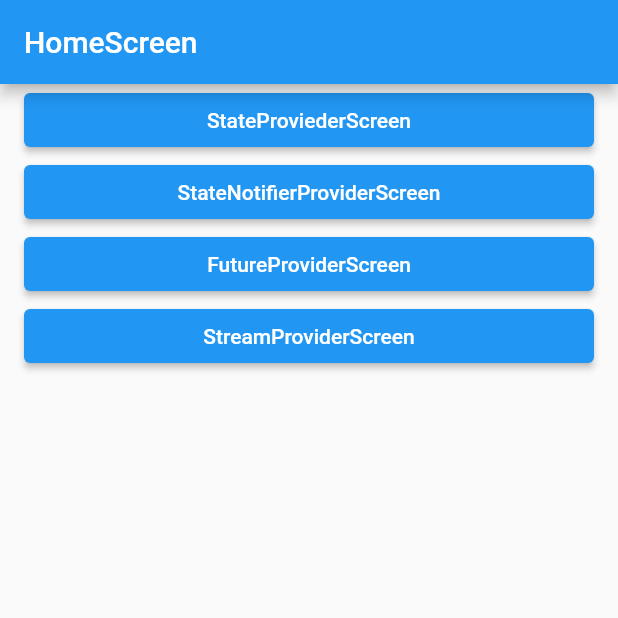
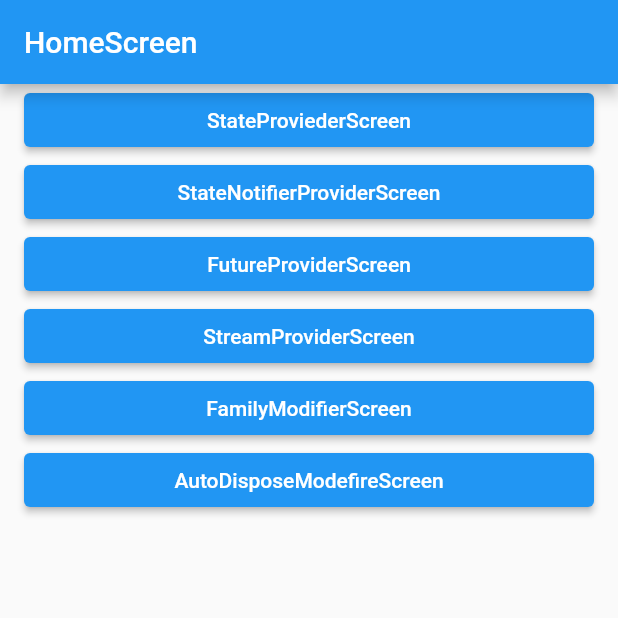
Before and after one commit to MoonSanghee/codefactoryflutter, a Flutter app: the screen it shows after launch, on a phone screen of 412 x 824 dp, the top half of it. Run offline on Flutter 3.47's test engine with Material 2 defaults, Android fonts, the phone set to English and light mode, and no system bars; our stand-ins replace dio, flutter_riverpod, flutter_secure_storage, retrofit; generated files the repository leaves out were written again.

Commit message:
Family Modifier, AutoDispose Modifier 실습 추가

```diff
--- a/riverpodpractice/lib/screen/home_screen.dart
+++ b/riverpodpractice/lib/screen/home_screen.dart
@@ -1,5 +1,7 @@
 import 'package:flutter/material.dart';
 import 'package:riverpodpractice/layout/default_layout.dart';
+import 'package:riverpodpractice/screen/auto_dispose_modifier_screen.dart';
+import 'package:riverpodpractice/screen/family_modifier_screen.dart';
 import 'package:riverpodpractice/screen/futuer_provider_screen.dart';
 import 'package:riverpodpractice/screen/state_notifier_provider_screen.dart';
 import 'package:riverpodpractice/screen/state_provider_screen.dart';
@@ -62,6 +64,30 @@ class HomeScreen extends StatelessWidget {
               'StreamProviderScreen',
             ),
           ),
+          ElevatedButton(
+            onPressed: () {
+              Navigator.of(context).push(
+                MaterialPageRoute(
+                  builder: (_) => const FamilyModifierScreen(),
+                ),
+              );
+            },
+            child: const Text(
+              'FamilyModifierScreen',
+            ),
+          ),
+          ElevatedButton(
+            onPressed: () {
+              Navigator.of(context).push(
+                MaterialPageRoute(
+                  builder: (_) => const AutoDisposeModefireScreen(),
+                ),
+              );
+            },
+            child: const Text(
+              'AutoDisposeModefireScreen',
+            ),
+          ),
         ],
       ),
     );
```
Also changed, not shown: riverpodpractice/lib/riverpod/auto_dispose_modefier_provider.dart (added, +8 -0 lines), riverpodpractice/lib/riverpod/family_modifier_provider.dart (added, +8 -0 lines), riverpodpractice/lib/screen/auto_dispose_modifier_screen.dart (added, +28 -0 lines), riverpodpractice/lib/screen/family_modifier_screen.dart (added, +28 -0 lines).
